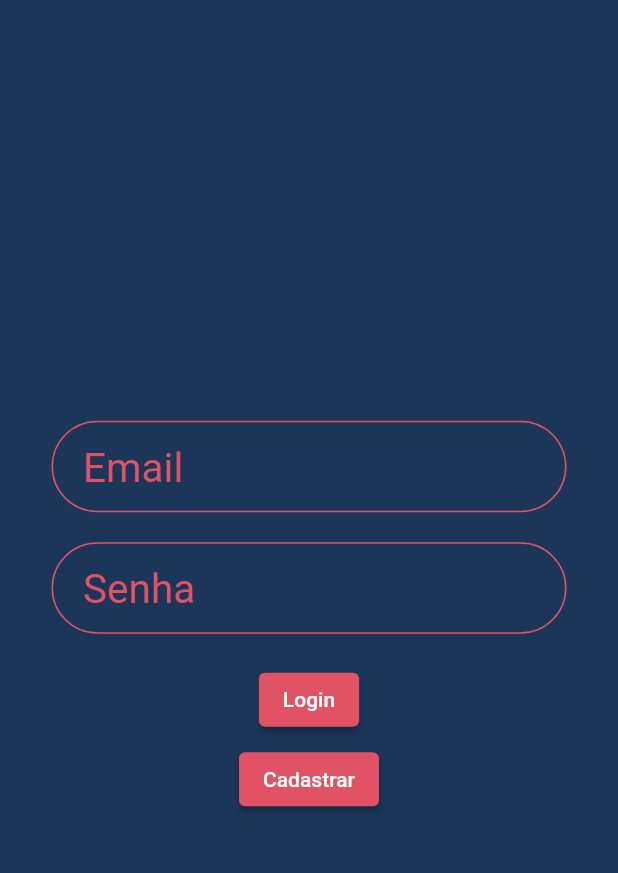
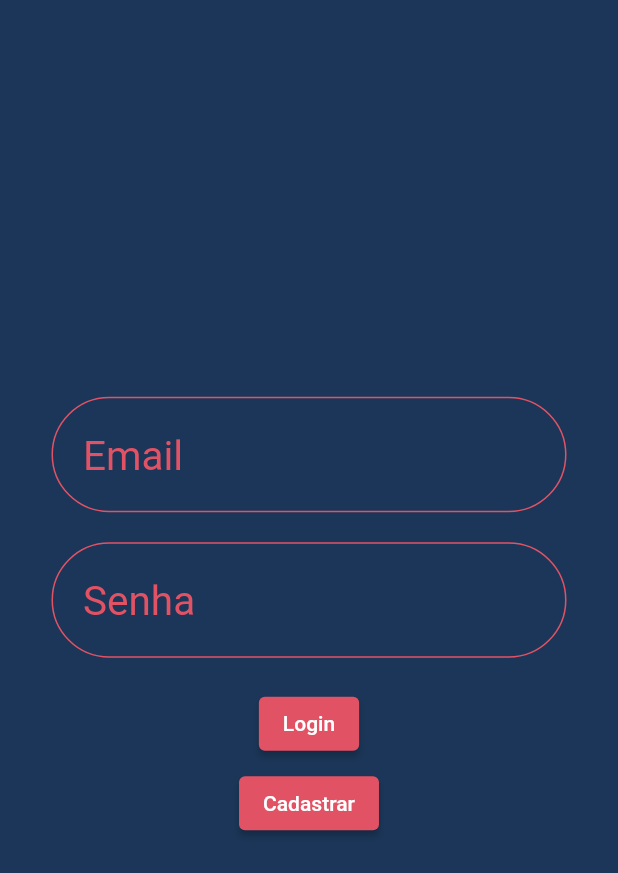
Before and after one commit to feralice/CineMood, a Flutter app: the screen it shows after launch, on a phone screen of 412 x 824 dp. Shown: the top 873 px of the screen. Run offline on Flutter 3.47's test engine with Material 2 defaults, Android fonts, the phone set to English and light mode, and no system bars; our stand-ins replace firebase_auth, firebase_core; accounts and stored records are empty.

Commit message:
padding login

```diff
--- a/lib/login_page.dart
+++ b/lib/login_page.dart
@@ -49,7 +49,8 @@ class _LoginPageState extends State<LoginPage> {
                     fontWeight: FontWeight.normal,
                   ),
                   decoration: const InputDecoration(
-                    hintText: '   Email',
+                    hintText: 'Email',
+                    contentPadding: EdgeInsets.all(20.0),
                     hintStyle:
                         TextStyle(color: Color(0xFFE25265), fontSize: 27),
                     border: InputBorder.none,
@@ -79,7 +80,8 @@ class _LoginPageState extends State<LoginPage> {
                     fontWeight: FontWeight.normal,
                   ),
                   decoration: const InputDecoration(
-                    hintText: '   Senha',
+                    hintText: 'Senha',
+                    contentPadding: EdgeInsets.all(20.0),
                     hintStyle:
                         TextStyle(color: Color(0xFFE25265), fontSize: 27),
                     border: InputBorder.none,
```
